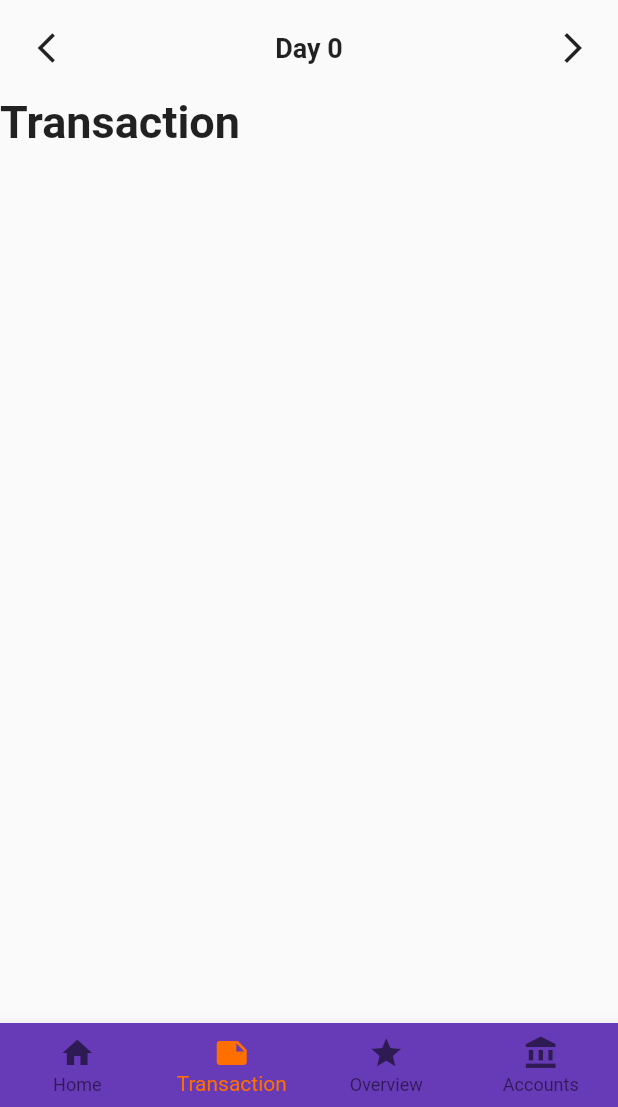
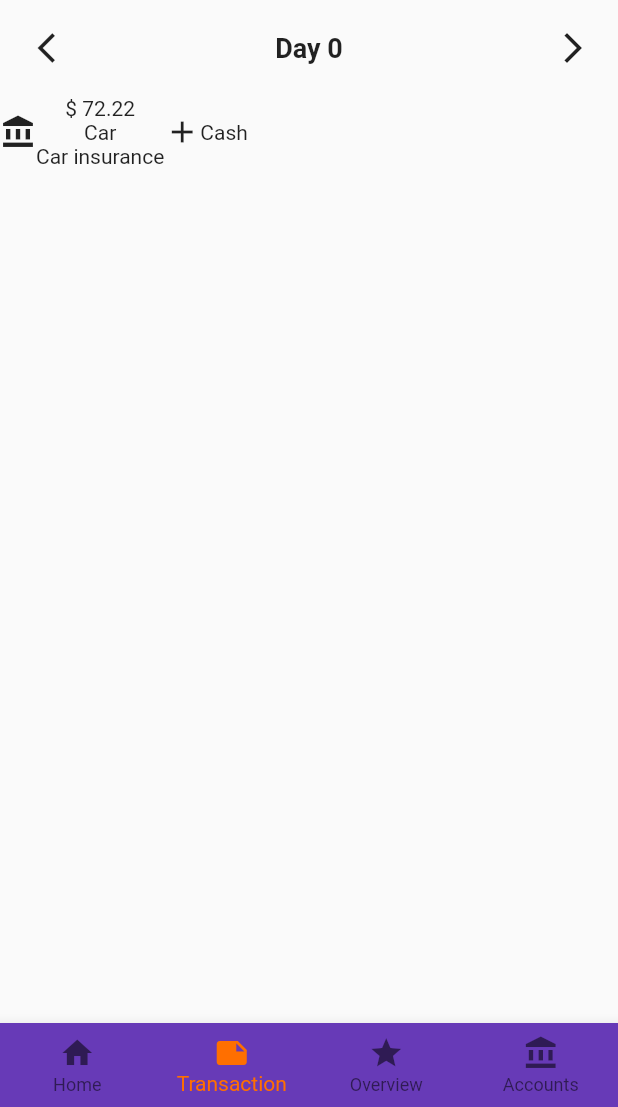
Before and after one commit to tahmidmozaffar/expense_tracker_flutter, a Flutter app: the screen it shows after launch, swiped to page 2, on a phone screen of 412 x 824 dp, the part 129-1236 px from its top. Run offline on Flutter 3.47's test engine with Material 2 defaults, Android fonts, the phone set to English and light mode, and no system bars; our stand-ins replace flutter_signin_button, flutter_svg.

Commit message:
category screen fixed, transaction page in progress

```diff
--- a/lib/screen/root.dart
+++ b/lib/screen/root.dart
@@ -1,6 +1,7 @@
 import 'package:expense_tracker_flutter/screen/categories.dart';
 import 'package:expense_tracker_flutter/screen/home.dart';
 import 'package:expense_tracker_flutter/screen/scheduled_expense.dart';
+import 'package:expense_tracker_flutter/screen/transactions.dart';
 import 'package:flutter/material.dart';
 import 'package:expense_tracker_flutter/widget/date_filter_button.dart';
 
@@ -33,10 +34,7 @@ class _RootState extends State<RootScreen> {
 
   static const pageViewWidgets = [
     HomeScreen(),
-    Text(
-      'Transaction',
-      style: optionStyle,
-    ),
+    TransactionScreen(),
     Text(
       'Overview',
       style: optionStyle,
--- /dev/null
+++ b/lib/screen/transactions.dart
@@ -0,0 +1,28 @@
+import 'package:flutter/material.dart';
+
+import '../view/transaction_list_item.dart';
+
+class TransactionScreen extends StatefulWidget {
+  const TransactionScreen({Key? key}) : super(key: key);
+
+  @override
+  State<TransactionScreen> createState() => _TransactionScreenState();
+}
+
+class _TransactionScreenState extends State<TransactionScreen> {
+  @override
+  Widget build(BuildContext context) {
+    return ListView(
+      children: const [
+    TransactionListItem(
+        amount: 10.0,
+        currency: "\$",
+        expenseCategory: "Bills",
+        categoryIcon: "cat_bils",
+        note: "Note",
+        account: "Cash",
+        accountIcon: "Money"),
+      ],
+    );
+  }
+}
--- a/lib/view/transaction_list_item.dart
+++ b/lib/view/transaction_list_item.dart
@@ -0,0 +1,41 @@
+import 'package:flutter/material.dart';
+
+class TransactionListItem extends StatelessWidget {
+  final double amount;
+  final String currency;
+  final String expenseCategory;
+  final String categoryIcon;
+  final String note;
+  final String account;
+  final String accountIcon;
+
+  const TransactionListItem(
+      {Key? key,
+      required this.amount,
+      required this.currency,
+      required this.expenseCategory,
+      required this.categoryIcon,
+      required this.note,
+      required this.account,
+      required this.accountIcon})
+      : super(key: key);
+
+  @override
+  Widget build(BuildContext context) {
+    return Row(
+      children: [
+        const Icon(Icons.account_balance),
+        Column(
+          children: const [
+            Text("\$ 72.22"),
+            Text("Car"),
+            Text("Car insurance")
+          ],
+        ),
+        Row(
+          children: const [Icon(Icons.add), Text("Cash")],
+        )
+      ],
+    );
+  }
+}
```
Also changed, not shown: lib/screen/categories.dart (+16 -99 lines), lib/screen/home.dart (+2 -21 lines), lib/utils.dart (added, +21 -0 lines), lib/view/expense_category_list_item.dart (+18 -1 lines).
